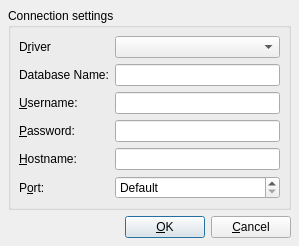
LACF-MIEEC/BasesDados, file qsqlconnectiondialog.ui: the form before one commit.
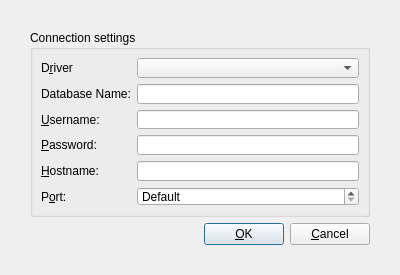
The form after the commit.

The edit to the form file:
```diff
--- a/qsqlconnectiondialog.ui
+++ b/qsqlconnectiondialog.ui
@@ -6,10 +6,22 @@
    <rect>
     <x>0</x>
     <y>0</y>
-    <width>299</width>
-    <height>228</height>
+    <width>400</width>
+    <height>275</height>
    </rect>
   </property>
+  <property name="sizePolicy">
+   <sizepolicy hsizetype="Preferred" vsizetype="Minimum">
+    <horstretch>0</horstretch>
+    <verstretch>0</verstretch>
+   </sizepolicy>
+  </property>
+  <property name="minimumSize">
+   <size>
+    <width>300</width>
+    <height>275</height>
+   </size>
+  </property>
   <property name="windowTitle">
    <string>Connect...</string>
   </property>
@@ -18,16 +30,16 @@
     <number>6</number>
    </property>
    <property name="leftMargin">
-    <number>8</number>
+    <number>30</number>
    </property>
    <property name="topMargin">
-    <number>8</number>
+    <number>30</number>
    </property>
    <property name="rightMargin">
-    <number>8</number>
+    <number>30</number>
    </property>
    <property name="bottomMargin">
-    <number>8</number>
+    <number>30</number>
    </property>
    <item>
     <widget class="QGroupBox" name="connGroupBox">
```
